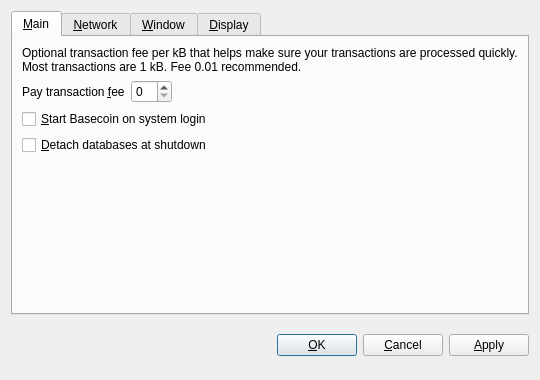
Qt form src/qt/forms/optionsdialog.ui (bruteforceworker/testko2) before a commit.
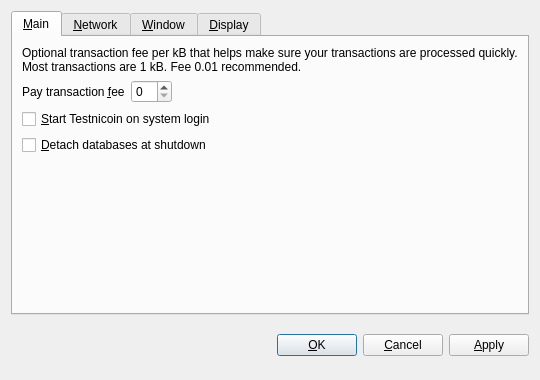
The same form after that commit. Custom widgets are drawn as their Qt base class.

What changed in the file:
```diff
--- a/src/qt/forms/optionsdialog.ui
+++ b/src/qt/forms/optionsdialog.ui
@@ -82,7 +82,7 @@
           <string>Automatically start Basecoin after logging in to the system.</string>
          </property>
          <property name="text">
-          <string>&amp;Start Basecoin on system login</string>
+          <string>&amp;Start Testnicoin on system login</string>
          </property>
         </widget>
        </item>
```
Left out of the diff: 10 changed lines with no effect on the pictures.
